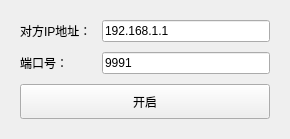
First picture: the form in ShareClipboard/widget.ui, repository wuguandong/QtDemo, before the edit.
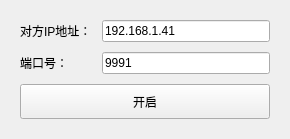
Second picture: the form after the edit.

```diff
--- a/ShareClipboard/widget.ui
+++ b/ShareClipboard/widget.ui
@@ -52,7 +52,7 @@
    <item row="0" column="1">
     <widget class="QLineEdit" name="lePeerIp">
      <property name="text">
-      <string>192.168.1.1</string>
+      <string>192.168.1.41</string>
      </property>
     </widget>
    </item>
```
